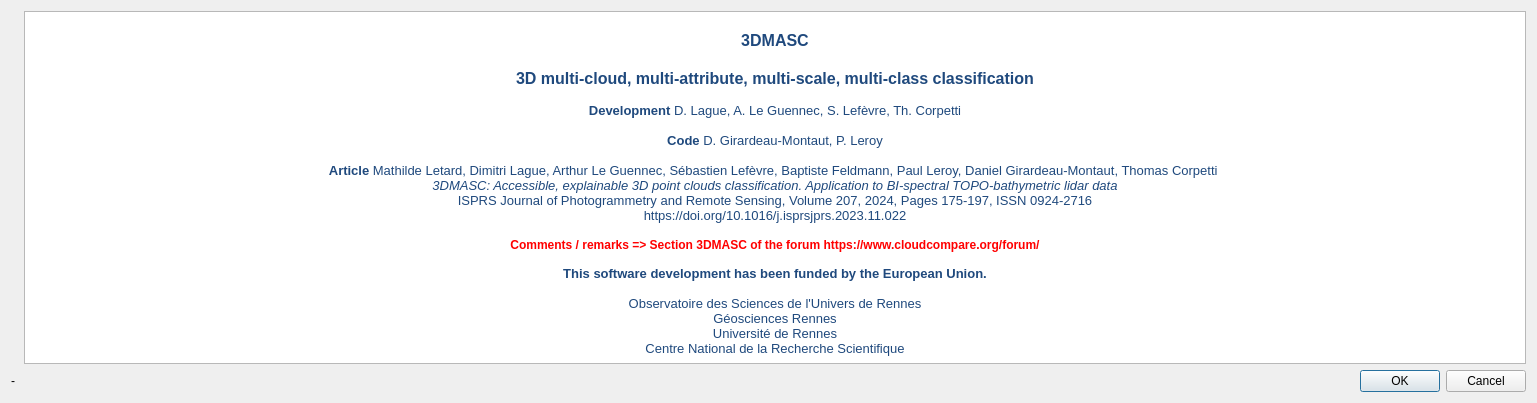
Above: trainDisclaimerDlg.ui from dgirardeau/q3DMASC before the change. Below: the same form after it.
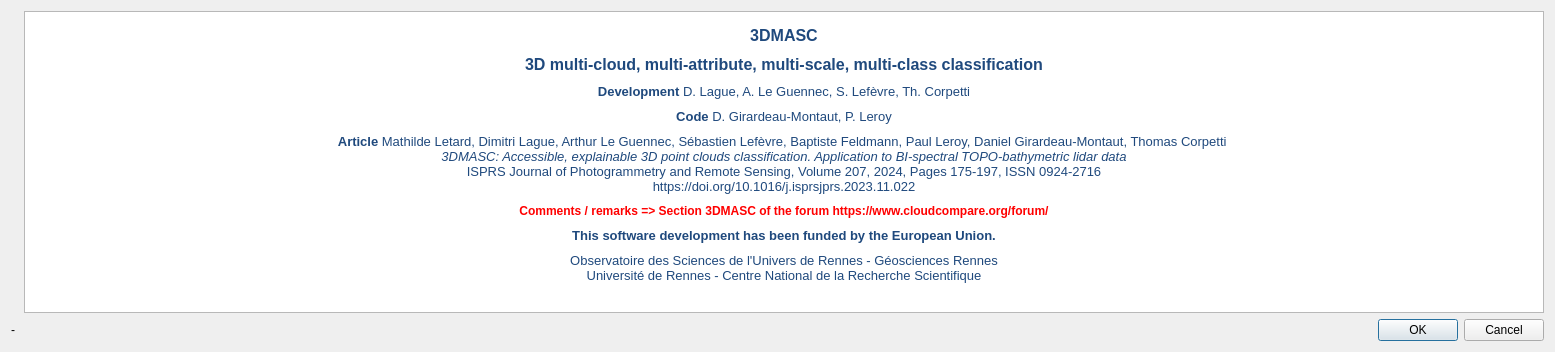
That is the form after the change. Icons and pictures are not drawn.

Commit message: disclaimer and icons update

The edit to the form file:
```diff
--- a/trainDisclaimerDlg.ui
+++ b/trainDisclaimerDlg.ui
@@ -6,8 +6,8 @@
    <rect>
     <x>0</x>
     <y>0</y>
-    <width>1537</width>
-    <height>403</height>
+    <width>1555</width>
+    <height>352</height>
    </rect>
   </property>
   <property name="windowTitle">
@@ -58,28 +58,26 @@
 li.unchecked::marker { content: &quot;\2610&quot;; }
 li.checked::marker { content: &quot;\2612&quot;; }
 &lt;/style&gt;&lt;/head&gt;&lt;body style=&quot; font-family:'Segoe UI'; font-size:9pt; font-weight:400; font-style:normal;&quot;&gt;
-&lt;p align=&quot;center&quot; style=&quot;-qt-paragraph-type:empty; margin-top:0px; margin-bottom:0px; margin-left:0px; margin-right:0px; -qt-block-indent:0; text-indent:0px; font-family:'MS Shell Dlg 2'; font-size:9.75pt; background-color:#ffffff;&quot;&gt;&lt;br /&gt;&lt;/p&gt;
+&lt;p align=&quot;center&quot; style=&quot; margin-top:0px; margin-bottom:0px; margin-left:0px; margin-right:0px; -qt-block-indent:0; text-indent:0px; background-color:#ffffff;&quot;&gt;&lt;span style=&quot; font-family:'MS Shell Dlg 2'; font-size:6pt; background-color:#ffffff;&quot;&gt; &lt;/span&gt;&lt;/p&gt;
 &lt;p align=&quot;center&quot; style=&quot; margin-top:0px; margin-bottom:0px; margin-left:0px; margin-right:0px; -qt-block-indent:0; text-indent:0px;&quot;&gt;&lt;span style=&quot; font-family:'MS Shell Dlg 2'; font-size:12pt; font-weight:600; color:#1f497d;&quot;&gt;3DMASC&lt;/span&gt;&lt;/p&gt;
-&lt;p align=&quot;center&quot; style=&quot;-qt-paragraph-type:empty; margin-top:0px; margin-bottom:0px; margin-left:0px; margin-right:0px; -qt-block-indent:0; text-indent:0px; font-family:'MS Shell Dlg 2'; font-size:12pt; font-weight:600; color:#1f497d;&quot;&gt;&lt;br /&gt;&lt;/p&gt;
+&lt;p align=&quot;center&quot; style=&quot; margin-top:0px; margin-bottom:0px; margin-left:0px; margin-right:0px; -qt-block-indent:0; text-indent:0px;&quot;&gt;&lt;span style=&quot; font-family:'MS Shell Dlg 2'; font-size:6pt; font-weight:600; color:#1f497d;&quot;&gt; &lt;/span&gt;&lt;/p&gt;
 &lt;p align=&quot;center&quot; style=&quot; margin-top:0px; margin-bottom:0px; margin-left:0px; margin-right:0px; -qt-block-indent:0; text-indent:0px;&quot;&gt;&lt;span style=&quot; font-family:'MS Shell Dlg 2'; font-size:12pt; font-weight:600; color:#1f497d;&quot;&gt;3D multi-cloud, multi-attribute, multi-scale, multi-class classification&lt;/span&gt;&lt;/p&gt;
-&lt;p align=&quot;center&quot; style=&quot;-qt-paragraph-type:empty; margin-top:0px; margin-bottom:0px; margin-left:0px; margin-right:0px; -qt-block-indent:0; text-indent:0px; font-family:'Calibri,sans-serif'; font-size:10pt; color:#1f497d; background-color:#ffffff;&quot;&gt;&lt;br /&gt;&lt;/p&gt;
+&lt;p align=&quot;center&quot; style=&quot; margin-top:0px; margin-bottom:0px; margin-left:0px; margin-right:0px; -qt-block-indent:0; text-indent:0px; background-color:#ffffff;&quot;&gt;&lt;span style=&quot; font-family:'Calibri,sans-serif'; font-size:6pt; color:#1f497d; background-color:#ffffff;&quot;&gt; &lt;/span&gt;&lt;/p&gt;
 &lt;p align=&quot;center&quot; style=&quot; margin-top:0px; margin-bottom:0px; margin-left:0px; margin-right:0px; -qt-block-indent:0; text-indent:0px; background-color:#ffffff;&quot;&gt;&lt;span style=&quot; font-family:'Slack-Lato','appleLogo','sans-serif'; font-size:10pt; font-weight:600; color:#1f497d;&quot;&gt;Development &lt;/span&gt;&lt;span style=&quot; font-family:'Slack-Lato','appleLogo','sans-serif'; font-size:10pt; color:#1f497d;&quot;&gt;D. Lague, A. Le Guennec, S. Lefèvre, Th. Corpetti&lt;/span&gt;&lt;/p&gt;
-&lt;p align=&quot;center&quot; style=&quot;-qt-paragraph-type:empty; margin-top:0px; margin-bottom:0px; margin-left:0px; margin-right:0px; -qt-block-indent:0; text-indent:0px; font-family:'Slack-Lato','appleLogo','sans-serif'; font-size:10pt; color:#1f497d; background-color:#ffffff;&quot;&gt;&lt;br /&gt;&lt;/p&gt;
+&lt;p align=&quot;center&quot; style=&quot; margin-top:0px; margin-bottom:0px; margin-left:0px; margin-right:0px; -qt-block-indent:0; text-indent:0px; background-color:#ffffff;&quot;&gt;&lt;span style=&quot; font-family:'Slack-Lato','appleLogo','sans-serif'; font-size:6pt; color:#1f497d; background-color:#ffffff;&quot;&gt; &lt;/span&gt;&lt;/p&gt;
 &lt;p align=&quot;center&quot; style=&quot; margin-top:0px; margin-bottom:0px; margin-left:0px; margin-right:0px; -qt-block-indent:0; text-indent:0px; background-color:#ffffff;&quot;&gt;&lt;span style=&quot; font-family:'Slack-Lato','appleLogo','sans-serif'; font-size:10pt; font-weight:600; color:#1f497d;&quot;&gt;Code &lt;/span&gt;&lt;span style=&quot; font-family:'Slack-Lato','appleLogo','sans-serif'; font-size:10pt; color:#1f497d;&quot;&gt;D. Girardeau-Montaut, P. Leroy&lt;/span&gt;&lt;/p&gt;
-&lt;p align=&quot;center&quot; style=&quot;-qt-paragraph-type:empty; margin-top:0px; margin-bottom:0px; margin-left:0px; margin-right:0px; -qt-block-indent:0; text-indent:0px; font-family:'Slack-Lato','appleLogo','sans-serif'; font-size:10pt; color:#1f497d; background-color:#ffffff;&quot;&gt;&lt;br /&gt;&lt;/p&gt;
+&lt;p align=&quot;center&quot; style=&quot; margin-top:0px; margin-bottom:0px; margin-left:0px; margin-right:0px; -qt-block-indent:0; text-indent:0px; background-color:#ffffff;&quot;&gt;&lt;span style=&quot; font-family:'Slack-Lato','appleLogo','sans-serif'; font-size:6pt; color:#1f497d; background-color:#ffffff;&quot;&gt; &lt;/span&gt;&lt;/p&gt;
 &lt;p align=&quot;center&quot; style=&quot; margin-top:0px; margin-bottom:0px; margin-left:0px; margin-right:0px; -qt-block-indent:0; text-indent:0px; background-color:#ffffff;&quot;&gt;&lt;span style=&quot; font-family:'Slack-Lato','appleLogo','sans-serif'; font-size:10pt; font-weight:700; color:#1f497d; background-color:#ffffff;&quot;&gt;Article&lt;/span&gt;&lt;span style=&quot; font-family:'Slack-Lato','appleLogo','sans-serif'; font-size:10pt; color:#1f497d; background-color:#ffffff;&quot;&gt; Mathilde Letard, Dimitri Lague, Arthur Le Guennec, Sébastien Lefèvre, Baptiste Feldmann, Paul Leroy, Daniel Girardeau-Montaut, Thomas Corpetti &lt;/span&gt;&lt;/p&gt;
 &lt;p align=&quot;center&quot; style=&quot; margin-top:0px; margin-bottom:0px; margin-left:0px; margin-right:0px; -qt-block-indent:0; text-indent:0px; background-color:#ffffff;&quot;&gt;&lt;span style=&quot; font-family:'Slack-Lato','appleLogo','sans-serif'; font-size:10pt; font-style:italic; color:#1f497d; background-color:#ffffff;&quot;&gt;3DMASC: Accessible, explainable 3D point clouds classification. Application to BI-spectral TOPO-bathymetric lidar data&lt;/span&gt;&lt;/p&gt;
 &lt;p align=&quot;center&quot; style=&quot; margin-top:0px; margin-bottom:0px; margin-left:0px; margin-right:0px; -qt-block-indent:0; text-indent:0px; background-color:#ffffff;&quot;&gt;&lt;span style=&quot; font-family:'Slack-Lato','appleLogo','sans-serif'; font-size:10pt; color:#1f497d; background-color:#ffffff;&quot;&gt;ISPRS Journal of Photogrammetry and Remote Sensing, Volume 207, 2024, Pages 175-197, ISSN 0924-2716&lt;/span&gt;&lt;/p&gt;
 &lt;p align=&quot;center&quot; style=&quot; margin-top:0px; margin-bottom:0px; margin-left:0px; margin-right:0px; -qt-block-indent:0; text-indent:0px; background-color:#ffffff;&quot;&gt;&lt;span style=&quot; font-family:'Slack-Lato','appleLogo','sans-serif'; font-size:10pt; color:#1f497d; background-color:#ffffff;&quot;&gt;https://doi.org/10.1016/j.isprsjprs.2023.11.022&lt;/span&gt;&lt;/p&gt;
-&lt;p style=&quot;-qt-paragraph-type:empty; margin-top:0px; margin-bottom:0px; margin-left:0px; margin-right:0px; -qt-block-indent:0; text-indent:0px; font-family:'Calibri,sans-serif'; font-size:10pt; color:#1f497d;&quot;&gt;&lt;br /&gt;&lt;/p&gt;
+&lt;p style=&quot; margin-top:0px; margin-bottom:0px; margin-left:0px; margin-right:0px; -qt-block-indent:0; text-indent:0px;&quot;&gt;&lt;span style=&quot; font-family:'Calibri,sans-serif'; font-size:6pt; color:#1f497d;&quot;&gt; &lt;/span&gt;&lt;/p&gt;
 &lt;p align=&quot;center&quot; style=&quot; margin-top:0px; margin-bottom:0px; margin-left:0px; margin-right:0px; -qt-block-indent:0; text-indent:0px;&quot;&gt;&lt;span style=&quot; font-weight:700; color:#ff0000;&quot;&gt;Comments / remarks =&amp;gt; Section 3DMASC of the forum https://www.cloudcompare.org/forum/&lt;/span&gt;&lt;/p&gt;
-&lt;p style=&quot;-qt-paragraph-type:empty; margin-top:0px; margin-bottom:0px; margin-left:0px; margin-right:0px; -qt-block-indent:0; text-indent:0px;&quot;&gt;&lt;br /&gt;&lt;/p&gt;
+&lt;p style=&quot; margin-top:0px; margin-bottom:0px; margin-left:0px; margin-right:0px; -qt-block-indent:0; text-indent:0px;&quot;&gt;&lt;span style=&quot; font-size:6pt;&quot;&gt; &lt;/span&gt;&lt;/p&gt;
 &lt;p align=&quot;center&quot; style=&quot; margin-top:0px; margin-bottom:0px; margin-left:0px; margin-right:0px; -qt-block-indent:0; text-indent:0px; background-color:#ffffff;&quot;&gt;&lt;span style=&quot; font-family:'Slack-Lato','appleLogo','sans-serif'; font-size:10pt; font-weight:600; color:#1f497d;&quot;&gt;This software development has been funded by the European Union.&lt;/span&gt;&lt;/p&gt;
-&lt;p align=&quot;center&quot; style=&quot;-qt-paragraph-type:empty; margin-top:0px; margin-bottom:0px; margin-left:0px; margin-right:0px; -qt-block-indent:0; text-indent:0px; font-family:'Calibri,sans-serif'; font-size:10pt; color:#1f497d; background-color:#ffffff;&quot;&gt;&lt;br /&gt;&lt;/p&gt;
-&lt;p align=&quot;center&quot; style=&quot; margin-top:0px; margin-bottom:0px; margin-left:0px; margin-right:0px; -qt-block-indent:0; text-indent:0px; background-color:#ffffff;&quot;&gt;&lt;span style=&quot; font-family:'Calibri,sans-serif'; font-size:10pt; color:#1f497d; background-color:#ffffff;&quot;&gt;Observatoire des Sciences de l'Univers de Rennes&lt;/span&gt;&lt;/p&gt;
-&lt;p align=&quot;center&quot; style=&quot; margin-top:0px; margin-bottom:0px; margin-left:0px; margin-right:0px; -qt-block-indent:0; text-indent:0px; background-color:#ffffff;&quot;&gt;&lt;span style=&quot; font-family:'Calibri,sans-serif'; font-size:10pt; color:#1f497d; background-color:#ffffff;&quot;&gt;Géosciences Rennes&lt;/span&gt;&lt;/p&gt;
-&lt;p align=&quot;center&quot; style=&quot; margin-top:0px; margin-bottom:0px; margin-left:0px; margin-right:0px; -qt-block-indent:0; text-indent:0px; background-color:#ffffff;&quot;&gt;&lt;span style=&quot; font-family:'Calibri,sans-serif'; font-size:10pt; color:#1f497d; background-color:#ffffff;&quot;&gt;Université de Rennes&lt;/span&gt;&lt;/p&gt;
-&lt;p align=&quot;center&quot; style=&quot; margin-top:0px; margin-bottom:0px; margin-left:0px; margin-right:0px; -qt-block-indent:0; text-indent:0px; background-color:#ffffff;&quot;&gt;&lt;span style=&quot; font-family:'Calibri,sans-serif'; font-size:10pt; color:#1f497d; background-color:#ffffff;&quot;&gt;Centre National de la Recherche Scientifique&lt;/span&gt;&lt;/p&gt;&lt;/body&gt;&lt;/html&gt;</string>
+&lt;p align=&quot;center&quot; style=&quot; margin-top:0px; margin-bottom:0px; margin-left:0px; margin-right:0px; -qt-block-indent:0; text-indent:0px; background-color:#ffffff;&quot;&gt;&lt;span style=&quot; font-family:'Calibri,sans-serif'; font-size:6pt; color:#1f497d; background-color:#ffffff;&quot;&gt; &lt;/span&gt;&lt;/p&gt;
+&lt;p align=&quot;center&quot; style=&quot; margin-top:0px; margin-bottom:0px; margin-left:0px; margin-right:0px; -qt-block-indent:0; text-indent:0px; background-color:#ffffff;&quot;&gt;&lt;span style=&quot; font-family:'Calibri,sans-serif'; font-size:10pt; color:#1f497d; background-color:#ffffff;&quot;&gt;Observatoire des Sciences de l'Univers de Rennes - Géosciences Rennes&lt;/span&gt;&lt;/p&gt;
+&lt;p align=&quot;center&quot; style=&quot; margin-top:0px; margin-bottom:0px; margin-left:0px; margin-right:0px; -qt-block-indent:0; text-indent:0px; background-color:#ffffff;&quot;&gt;&lt;span style=&quot; font-family:'Calibri,sans-serif'; font-size:10pt; color:#1f497d; background-color:#ffffff;&quot;&gt;Université de Rennes - Centre National de la Recherche Scientifique&lt;/span&gt;&lt;/p&gt;&lt;/body&gt;&lt;/html&gt;</string>
        </property>
       </widget>
      </item>
```
The commit also changes 7 other files.
